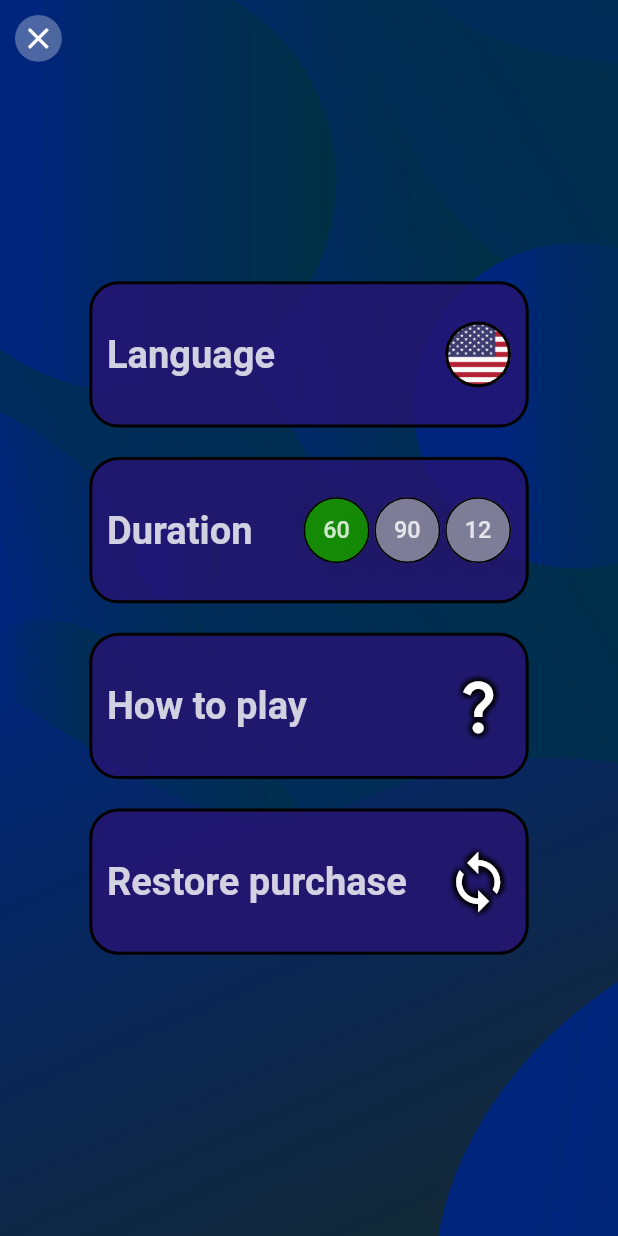
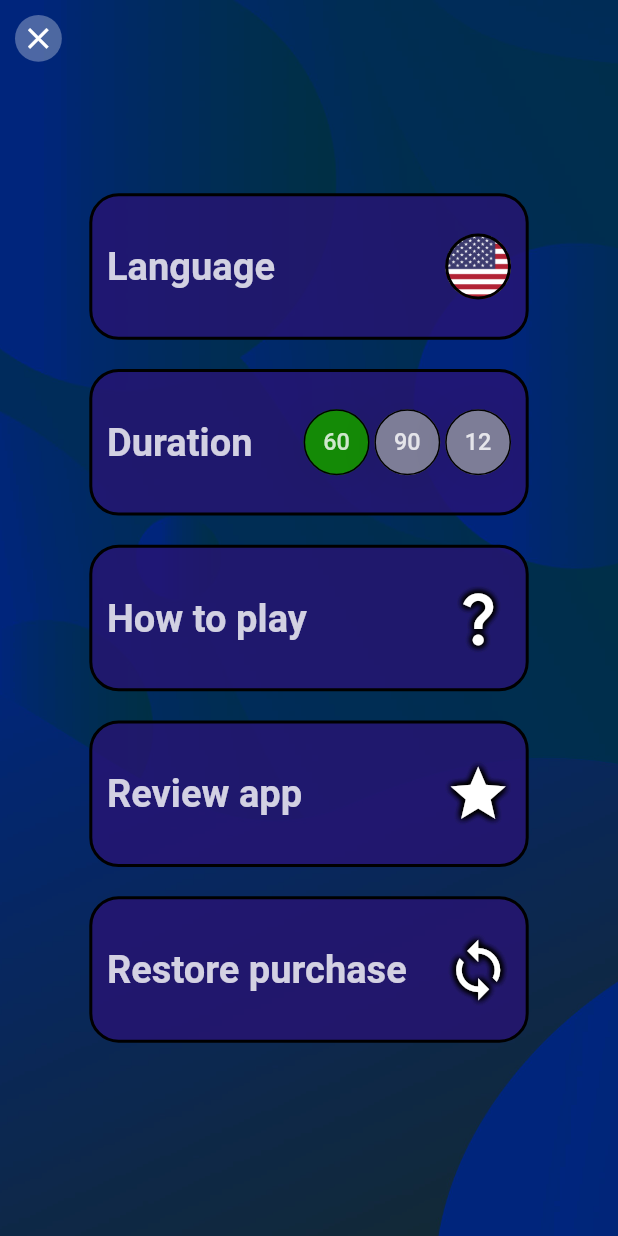
Before and after one commit to Jarkyman/heads_up, a Flutter app: the SettingsPage screen opened directly, on a phone screen of 412 x 824 dp. Run offline on Flutter 3.47's test engine with Material 2 defaults, Android fonts, the phone set to English and light mode, and no system bars; drawn by our look-alikes of group_button; our stand-ins replace animated_background, circular_countdown_timer, flutter_native_timezone, flutter_svg, get, google_mobile_ads and 3 more; missing offline and left inert: gdpr_dialog, launch_review, purchases_flutter, rate_my_app; accounts and stored records are empty; network calls fail; project files that could hold a hidden picture were left out.

Commit message:
Added review button

```diff
--- a/lib/helper/app_constants.dart
+++ b/lib/helper/app_constants.dart
@@ -2,7 +2,7 @@ class AppConstants {
   static const String APP_NAME = 'Heads up';
   static const String APP_VERSION = '1.0.0';
   static const String IOS_ID = '1666497757';
-  static const String ANDROID_ID = 'com.hartvig.develop.heads_up';
+  static const String ANDROID_ID = 'com.hartvig.develop.hint.master';
 
   //Links
   static const String TIME_API =
--- a/lib/pages/settings_page.dart
+++ b/lib/pages/settings_page.dart
@@ -7,6 +7,7 @@ import 'package:heads_up/controllers/settings_controller.dart';
 import 'package:heads_up/helper/app_colors.dart';
 import 'package:heads_up/helper/dimensions.dart';
 import 'package:heads_up/widgets/how_to_play_dialog.dart';
+import 'package:launch_review/launch_review.dart';
 import 'package:purchases_flutter/purchases_flutter.dart';
 
 import '../helper/app_constants.dart';
@@ -199,6 +200,44 @@ class _SettingsPageState extends State<SettingsPage> {
                       height: Dimensions.height20,
                     ),
                     GestureDetector(
+                      onTap: () {
+                        LaunchReview.launch(
+                            androidAppId: AppConstants.ANDROID_ID,
+                            iOSAppId: AppConstants.IOS_ID);
+                      },
+                      child: SettingsBtn(
+                        child: Padding(
+                          padding: EdgeInsets.symmetric(
+                              horizontal: Dimensions.width10),
+                          child: Row(
+                            mainAxisAlignment: MainAxisAlignment.spaceBetween,
+                            children: [
+                              SizedBox(
+                                width: Dimensions.width30 * 7.5,
+                                child: FittedBox(
+                                  fit: BoxFit.scaleDown,
+                                  alignment: Alignment.centerLeft,
+                                  child: Text(
+                                    'Review app'.tr,
+                                    maxLines: 1,
+                                    style: TextStyle(
+                                      fontSize: Dimensions.font26,
+                                      fontWeight: FontWeight.w600,
+                                      color: Colors.white.withOpacity(0.8),
+                                    ),
+                                  ),
+                                ),
+                              ),
+                              const IconIndicator(icon: Icons.star),
+                            ],
+                          ),
+                        ),
+                      ),
+                    ),
+                    SizedBox(
+                      height: Dimensions.height20,
+                    ),
+                    GestureDetector(
                       onTap: () async {
                         try {
                           CustomerInfo restoredInfo =
--- a/pubspec.yaml
+++ b/pubspec.yaml
@@ -24,6 +24,7 @@ dependencies:
   wakelock: ^0.6.2
   gdpr_dialog: ^2.0.0
   rate_my_app: ^2.0.0
+  launch_review: ^3.0.1
 
 dev_dependencies:
   flutter_test:
```
Also changed, not shown: 1 other file.
